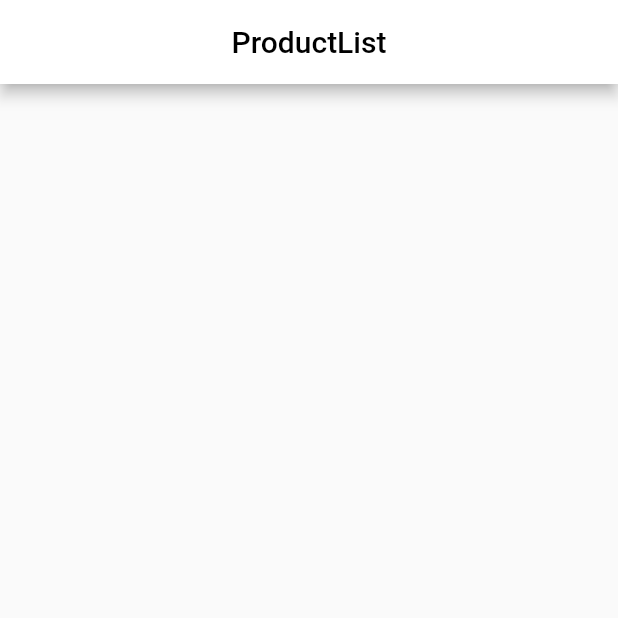
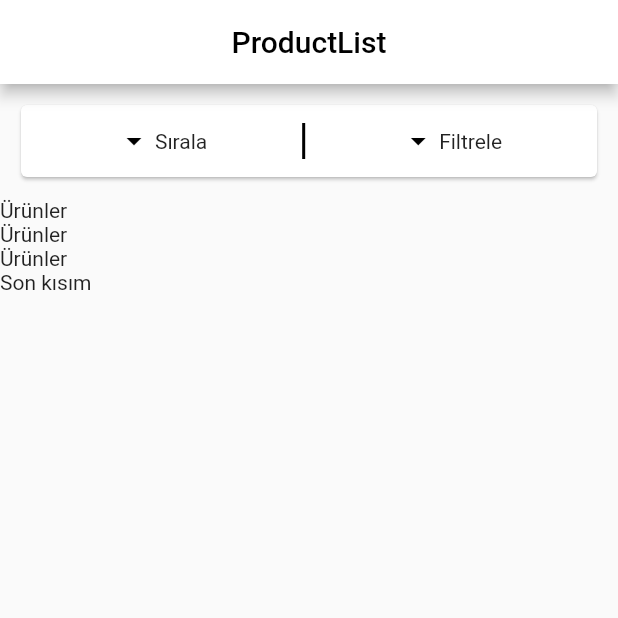
Before and after one commit to bymadmr/flutter_ecommerce, a Flutter app: the screen it shows after launch, on a phone screen of 412 x 824 dp, the top half of it. Run offline on Flutter 3.47's test engine with Material 2 defaults, Android fonts, the phone set to English and light mode, and no system bars.

Commit message:
Create filter widgets

```diff
--- a/lib/screens/productlist.dart
+++ b/lib/screens/productlist.dart
@@ -27,9 +27,9 @@ class ProductList extends StatelessWidget {
           if (index == 0) {
             return _buildFilterWidgets(screenSize);
           } else if (index == 4) {
-            return _buildFilterWidgets(screenSize);
+            return Text("Son kısım");
           } else {
-            return _buildFilterWidgets(screenSize);
+            return Text("Ürünler");
           }
         },
         itemCount: 5,
@@ -37,5 +37,44 @@ class ProductList extends StatelessWidget {
     );
   }
 
-  _buildFilterWidgets(Size screenSize) {}
+  _buildFilterWidgets(Size screenSize) {
+    return Container(
+      margin: EdgeInsets.all(10),
+      width: screenSize.width,
+      child: Card(
+        child: Container(
+          padding: EdgeInsets.symmetric(vertical: 12),
+          child: Row(
+            mainAxisAlignment: MainAxisAlignment.spaceEvenly,
+            children: [
+              _buildFilterButton("Sırala"),
+              Container(
+                color: Colors.black,
+                width: 2,
+                height: 24,
+              ),
+              _buildFilterButton("Filtrele"),
+            ],
+          ),
+        ),
+      ),
+    );
+  }
+
+  _buildFilterButton(String title) {
+    return InkWell(
+      child: Row(
+        children: <Widget>[
+          Icon(
+            Icons.arrow_drop_down,
+            color: Colors.black,
+          ),
+          SizedBox(
+            width: 2,
+          ),
+          Text(title)
+        ],
+      ),
+    );
+  }
 }
```
